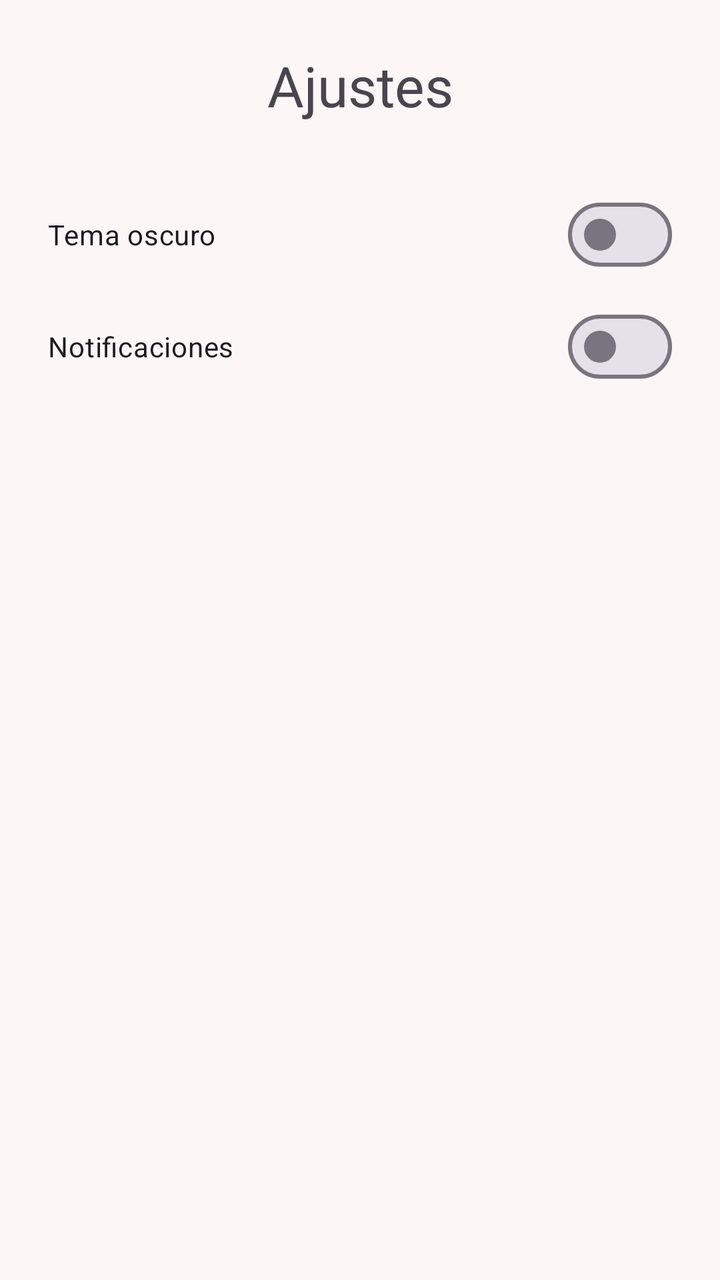
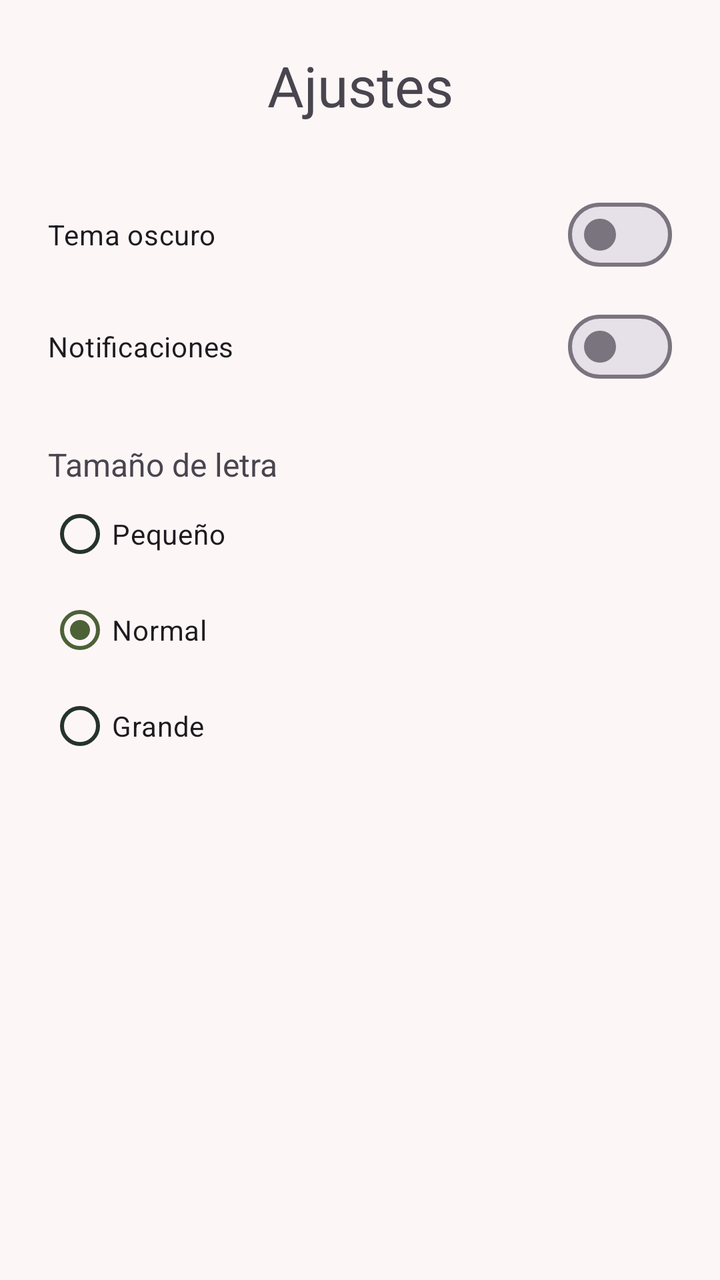

The first picture is an Android layout as it rendered before a commit; the second is the same layout after the commit. The layout source and the unified diff follow.
<!-- AndroidManifest.xml: application theme Theme.MyApplication -->
<!-- res/layout/activity_preferences.xml -->
<?xml version="1.0" encoding="utf-8"?>
<LinearLayout xmlns:android="http://schemas.android.com/apk/res/android"
    xmlns:app="http://schemas.android.com/apk/res-auto"
    xmlns:tools="http://schemas.android.com/tools"
    android:orientation="vertical"
    android:id="@+id/preferences"
    android:layout_width="match_parent"
    android:layout_height="match_parent"
    tools:context=".PreferencesActivity"
    android:padding="24dp">


    <TextView
        android:layout_width="match_parent"
        android:layout_height="wrap_content"
        android:layout_marginBottom="32dp"
        android:text="@string/title_settings"
        android:textSize="28sp"
        android:gravity="center"/>

    <com.google.android.material.materialswitch.MaterialSwitch
        android:id="@+id/darkThemeSwitch"
        android:layout_width="match_parent"
        android:layout_height="wrap_content"
        android:text="@string/dark_theme"
        android:minHeight="48dp"
        android:layout_marginBottom="8dp"/>

    <com.google.android.material.materialswitch.MaterialSwitch
        android:id="@+id/notificacionsSwitch"
        android:layout_width="match_parent"
        android:layout_height="wrap_content"
        android:text="@string/notificacions"
        android:minHeight="48dp"
        android:layout_marginBottom="8dp"/>







</LinearLayout>
<!-- resources referenced by this layout -->
<resources>
  <string name="dark_theme">Tema oscuro</string>
  <string name="notificacions">Notificaciones</string>
  <string name="title_settings">Ajustes</string>
  <style name="Theme.MyApplication" parent="Base.Theme.MyApplication" />
  <style name="Base.Theme.MyApplication" parent="Theme.Material3.DayNight.NoActionBar">
          <item name="colorPrimary">@color/main_color</item>
          <item name="colorOnPrimary">@color/white</item>
          <item name="colorSecondary">@color/secondary_color</item>
          <item name="colorOnSecondary">@color/black</item>
          <item name="android:colorBackground">@color/background_color</item>
          <item name="colorOnBackground">@color/text</item>
          <item name="colorOnSurfaceVariant">@color/text</item>
  
      </style>
  <color name="main_color">#4D6137</color>
  <color name="white">#FFFFFFFF</color>
  <color name="secondary_color">#83A46D</color>
  <color name="black">#FF000000</color>
  <color name="background_color">#FDF6F6</color>
  <color name="text">#26332B</color>
</resources>

<!-- the commit's change to res/layout/activity_preferences.xml (unified diff, before → after) -->
@@ -34,6 +34,43 @@
         android:minHeight="48dp"
         android:layout_marginBottom="8dp"/>
 
+    <TextView
+        android:layout_width="match_parent"
+        android:layout_height="wrap_content"
+        android:text="@string/font_size"
+        android:textSize="16sp"
+        android:layout_marginTop="16dp"/>
+
+    <RadioGroup
+        android:id="@+id/fontSizeGroup"
+        android:layout_width="match_parent"
+        android:layout_height="wrap_content"
+        android:orientation="vertical"
+        android:layout_marginBottom="8dp"
+    >
+
+        <RadioButton
+            android:id="@+id/fontSmall"
+            android:layout_width="match_parent"
+            android:layout_height="wrap_content"
+            android:text="@string/font_small"
+            android:minHeight="48dp"/>
+
+        <RadioButton
+            android:id="@+id/fontNormal"
+            android:layout_width="match_parent"
+            android:layout_height="wrap_content"
+            android:text="@string/font_normal"
+            android:minHeight="48dp"
+            android:checked="true"/>
+
+        <RadioButton
+            android:id="@+id/fontLarge"
+            android:layout_width="match_parent"
+            android:layout_height="wrap_content"
+            android:text="@string/font_large"
+            android:minHeight="48dp"/>
+    </RadioGroup>
 
 
 
<!-- resource entries referenced after the edit -->
@@ -1,6 +1,10 @@
 <!-- resources referenced by this layout -->
 <resources>
   <string name="dark_theme">Tema oscuro</string>
+  <string name="font_large">Grande</string>
+  <string name="font_normal">Normal</string>
+  <string name="font_size">Tamaño de letra</string>
+  <string name="font_small">Pequeño</string>
   <string name="notificacions">Notificaciones</string>
   <string name="title_settings">Ajustes</string>
   <style name="Theme.MyApplication" parent="Base.Theme.MyApplication" />
